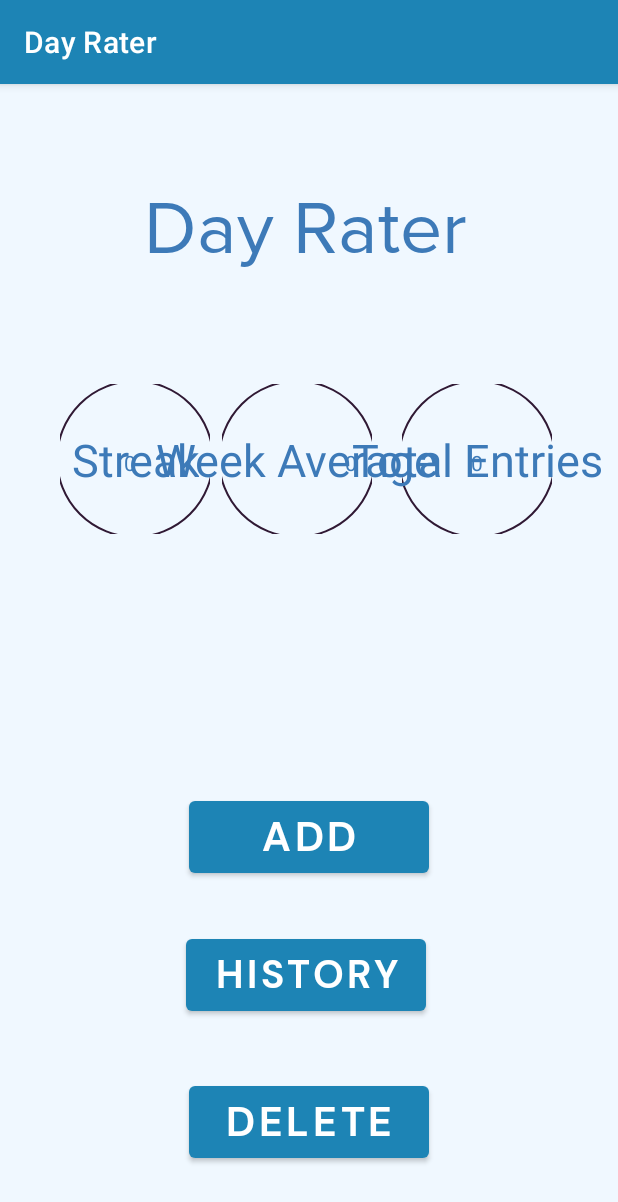
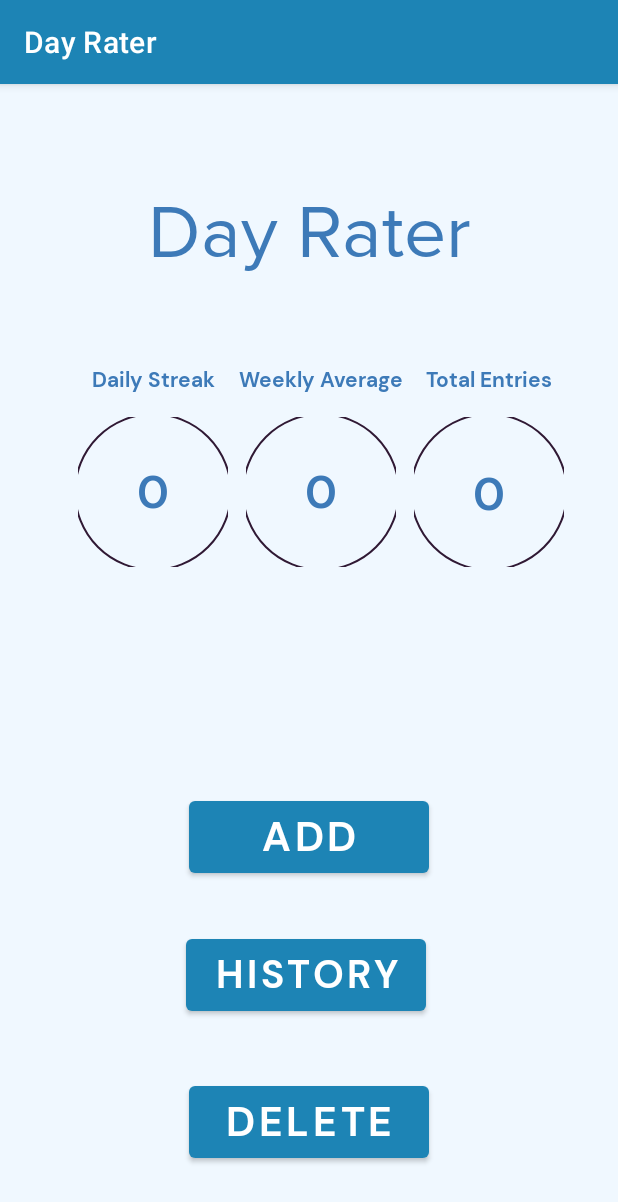
Before and after one commit to henry0225/Day_Rater, an Android app: the screen it shows after launch (MainActivity), on a phone screen of 412 x 824 dp. Shown: the top 1202 px of the screen. Run offline under Robolectric (Android 15) with nearby library versions, the phone set to English and light mode, and no system bars.

Commit message:
backup changes

```diff
--- a/app/src/main/java/edu/hackrice/lifehackstartercode/EditDataActivity.java
+++ b/app/src/main/java/edu/hackrice/lifehackstartercode/EditDataActivity.java
@@ -18,12 +18,14 @@ public class EditDataActivity extends AppCompatActivity {
     Button btnAdd;
     EditText editText;
     SeekBar ratingBar;
+    TextView ratingDisplay;
     @Override
     protected void onCreate(Bundle savedInstanceState) {
         super.onCreate(savedInstanceState);
         setContentView(R.layout.activity_edit_data);
 
         textViewWelcome = findViewById(R.id.textViewWelcome);
+        ratingDisplay = findViewById(R.id.ratingDisplay);
 
         Intent i = getIntent();
         String message = i.getStringExtra("message");
@@ -54,7 +56,16 @@ public class EditDataActivity extends AppCompatActivity {
             }
         });
 
-
+        ratingBar.setOnSeekBarChangeListener(new SeekBar.OnSeekBarChangeListener() {
+            @Override
+            public void onProgressChanged(SeekBar seekBar, int i, boolean b) {
+                ratingDisplay.setText(String.valueOf(ratingBar.getProgress()));
+            }
+            @Override
+            public void onStartTrackingTouch(SeekBar seekBar) {}
+            @Override
+            public void onStopTrackingTouch(SeekBar seekBar) {}
+        });
 
     }
 
--- a/app/src/main/java/edu/hackrice/lifehackstartercode/MainActivity.java
+++ b/app/src/main/java/edu/hackrice/lifehackstartercode/MainActivity.java
@@ -79,7 +79,7 @@ public class MainActivity extends AppCompatActivity {
             totalEntries++;
 
         }
-        weekAverageText.setText(String.valueOf(Math.round(weekTotal/7)));
+        weekAverageText.setText(String.valueOf(Math.round(weekTotal/totalEntries)));
         totalEntriesText.setText(String.valueOf(totalEntries));
         streakText.setText(String.valueOf(streak));
 
@@ -109,6 +109,8 @@ public class MainActivity extends AppCompatActivity {
             public void onClick(View v) {
                 dbHelper.deleteAll();
                 toastMessage("History successfully deleted!");
+                finish();
+                startActivity(getIntent());
             }
         });
     }
--- a/app/src/main/res/layout/activity_main.xml
+++ b/app/src/main/res/layout/activity_main.xml
@@ -10,8 +10,8 @@
         android:id="@+id/imageView"
         android:layout_width="wrap_content"
         android:layout_height="wrap_content"
-        android:layout_marginTop="68dp"
-        android:layout_marginEnd="20dp"
+        android:layout_marginTop="90dp"
+        android:layout_marginEnd="12dp"
         app:layout_constraintEnd_toStartOf="@+id/imageView4"
         app:layout_constraintTop_toBottomOf="@+id/textDayRater"
         app:srcCompat="@drawable/transparent_circle" />
@@ -22,6 +22,8 @@
         android:layout_height="wrap_content"
         android:gravity="center"
         android:text="Total Entries"
+        android:fontFamily="@font/dmsansbold"
+        android:textSize="30dp"
         app:layout_constraintBottom_toBottomOf="@+id/imageView4"
         app:layout_constraintEnd_toEndOf="@+id/imageView4"
         app:layout_constraintStart_toStartOf="@+id/imageView4"
@@ -32,22 +34,21 @@
         android:id="@+id/weekAverageText"
         android:layout_width="wrap_content"
         android:layout_height="wrap_content"
-        android:layout_marginEnd="10dp"
         android:gravity="center"
         android:text="Week Average"
+        android:textSize="30dp"
+        android:fontFamily="@font/dmsansbold"
         app:layout_constraintBottom_toBottomOf="@+id/imageView"
         app:layout_constraintEnd_toEndOf="@+id/imageView"
-        app:layout_constraintHorizontal_bias="1.0"
         app:layout_constraintStart_toStartOf="@+id/imageView"
-        app:layout_constraintTop_toTopOf="@+id/imageView"
-        app:layout_constraintVertical_bias="0.53" />
+        app:layout_constraintTop_toTopOf="@+id/imageView" />
 
     <ImageView
         android:id="@+id/imageView4"
         android:layout_width="wrap_content"
         android:layout_height="wrap_content"
-        android:layout_marginTop="68dp"
-        android:layout_marginEnd="44dp"
+        android:layout_marginTop="90dp"
+        android:layout_marginEnd="36dp"
         app:layout_constraintEnd_toEndOf="parent"
         app:layout_constraintTop_toBottomOf="@+id/textDayRater"
         app:srcCompat="@drawable/transparent_circle" />
@@ -56,8 +57,8 @@
         android:id="@+id/imageView2"
         android:layout_width="wrap_content"
         android:layout_height="wrap_content"
-        android:layout_marginTop="68dp"
-        android:layout_marginEnd="8dp"
+        android:layout_marginTop="90dp"
+        android:layout_marginEnd="12dp"
         app:layout_constraintEnd_toStartOf="@+id/imageView"
         app:layout_constraintTop_toBottomOf="@+id/textDayRater"
         app:srcCompat="@drawable/transparent_circle" />
@@ -68,12 +69,12 @@
         android:layout_height="wrap_content"
         android:gravity="center"
         android:text="Streak"
+        android:textSize="30dp"
+        android:fontFamily="@font/dmsansbold"
         app:layout_constraintBottom_toBottomOf="@+id/imageView2"
         app:layout_constraintEnd_toEndOf="@+id/imageView2"
-        app:layout_constraintHorizontal_bias="0.466"
         app:layout_constraintStart_toStartOf="@+id/imageView2"
-        app:layout_constraintTop_toTopOf="@+id/imageView2"
-        app:layout_constraintVertical_bias="0.53" />
+        app:layout_constraintTop_toTopOf="@+id/imageView2" />
 
     <TextView
         android:id="@+id/textDayRater"
@@ -85,6 +86,7 @@
         android:fontFamily="@font/proximanova_regular"
         android:text="Day Rater"
         android:textFontWeight="@integer/material_motion_duration_long_1"
+        android:gravity="center"
         android:textSize="50sp"
         android:textStyle="bold"
         app:layout_constraintEnd_toEndOf="parent"
@@ -141,45 +143,38 @@
         app:layout_constraintStart_toStartOf="parent"
         app:layout_constraintTop_toBottomOf="@+id/btnView" />
 
-
-        app:layout_constraintHorizontal_bias="0.92"
-        app:layout_constraintStart_toStartOf="parent" />
+    <TextView
+        android:id="@+id/textView"
+        android:layout_width="wrap_content"
+        android:layout_height="wrap_content"
+        android:layout_marginBottom="15dp"
+        android:fontFamily="@font/dmsansbold"
+        android:text="Daily Streak"
+        app:layout_constraintBottom_toTopOf="@+id/imageView2"
+        app:layout_constraintEnd_toEndOf="@+id/imageView2"
+        app:layout_constraintStart_toStartOf="@+id/imageView2" />
 
     <TextView
-        android:id="@+id/streakText"
+        android:id="@+id/textView2"
         android:layout_width="wrap_content"
         android:layout_height="wrap_content"
-        android:text="Streak"
-        android:gravity="center"
-        android:textSize="30dp"
-        app:layout_constraintBottom_toBottomOf="@+id/imageView2"
-        app:layout_constraintEnd_toEndOf="@+id/imageView2"
-        app:layout_constraintStart_toStartOf="@+id/imageView2"
-        app:layout_constraintTop_toTopOf="@+id/imageView2" />
+        android:layout_marginBottom="15dp"
+        android:fontFamily="@font/dmsansbold"
+        android:text="Weekly Average"
+        app:layout_constraintBottom_toTopOf="@+id/imageView"
+        app:layout_constraintEnd_toEndOf="@+id/imageView"
+        app:layout_constraintStart_toStartOf="@+id/imageView" />
 
     <TextView
-        android:id="@+id/weekAverageText"
+        android:id="@+id/textView3"
         android:layout_width="wrap_content"
         android:layout_height="wrap_content"
-        android:text="Week Average"
-        android:gravity="center"
-        android:textSize="30dp"
-        app:layout_constraintBottom_toBottomOf="@+id/imageView"
-        app:layout_constraintEnd_toEndOf="@+id/imageView"
-        app:layout_constraintStart_toStartOf="@+id/imageView"
-        app:layout_constraintTop_toTopOf="@+id/imageView" />
-
-    <TextView
-        android:id="@+id/totalEntriesText"
-        android:layout_width="wrap_content"
-        android:layout_height="wrap_content"
+        android:layout_marginBottom="15dp"
+        android:fontFamily="@font/dmsansbold"
         android:text="Total Entries"
-        android:gravity="center"
-        android:textSize="30dp"
-        app:layout_constraintBottom_toBottomOf="@+id/imageView4"
+        app:layout_constraintBottom_toTopOf="@+id/imageView4"
         app:layout_constraintEnd_toEndOf="@+id/imageView4"
-        app:layout_constraintStart_toStartOf="@+id/imageView4"
-        app:layout_constraintTop_toTopOf="@+id/imageView4" />
+        app:layout_constraintStart_toStartOf="@+id/imageView4" />
 
 
 </androidx.constraintlayout.widget.ConstraintLayout>
```
Also changed, not shown: app/src/main/res/day_rater_logo.png (added).
